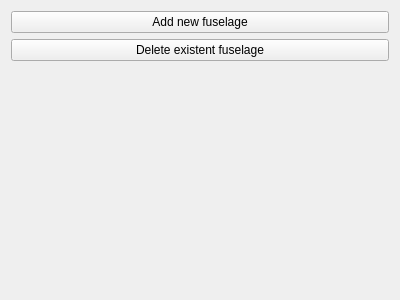
DLR-SC/tigl, file TIGLCreator/src/modificators/ModificatorFuselagesWidget.ui: the form before one commit.
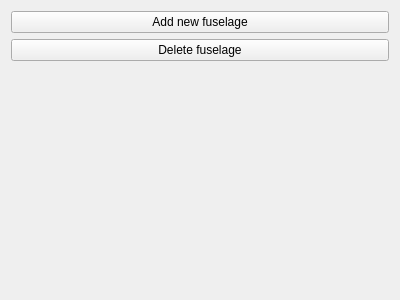
The form after the commit.

Commit message: forward deleteFuselage from ModificatorWidget to model

Diff of the .ui file:
```diff
--- a/TIGLCreator/src/modificators/ModificatorFuselagesWidget.ui
+++ b/TIGLCreator/src/modificators/ModificatorFuselagesWidget.ui
@@ -24,7 +24,7 @@
    <item>
     <widget class="QPushButton" name="deleteFuselageBtn">
      <property name="text">
-      <string>Delete existent fuselage</string>
+      <string>Delete fuselage</string>
      </property>
     </widget>
    </item>
```
The commit also changes 6 other files.
